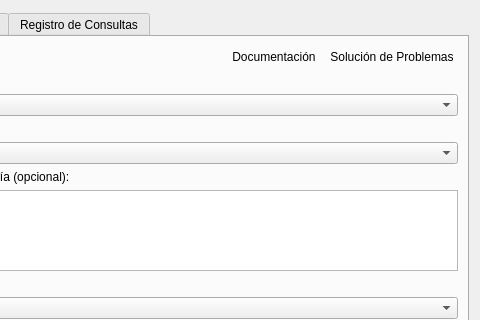
First picture: the form in censo_argentino_qgis/dialog.ui, repository nlebovits/censo-argentino-qgis, before the edit; both pictures show x 120 to 600 and y 0 to 320 of the 600 by 850 pixel window.
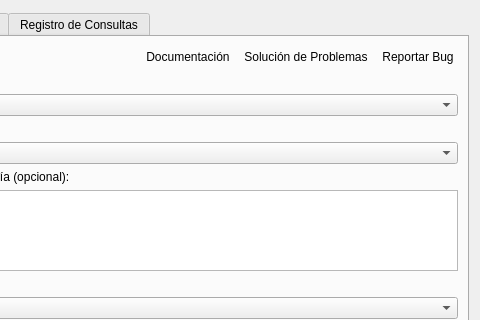
Second picture: the form after the edit.

Commit message:
Agregar botón de Reportar Bug en la interfaz del plugin
Se añade un nuevo botón "Reportar Bug" en la pestaña Explorar, junto a los
botones de Documentación y Solución de Problemas. Al hacer clic, abre
directamente la página de GitHub Issues para crear un nuevo ticket.

Esto facilita que los usuarios reporten problemas sin necesidad de buscar
manualmente el repositorio, canalizando el feedback de manera más efectiva.

```diff
--- a/censo_argentino_qgis/dialog.ui
+++ b/censo_argentino_qgis/dialog.ui
@@ -73,6 +73,19 @@
            </property>
           </widget>
          </item>
+         <item>
+          <widget class="QPushButton" name="btnReportBug">
+           <property name="text">
+            <string>Reportar Bug</string>
+           </property>
+           <property name="toolTip">
+            <string>Abrir un ticket en GitHub para reportar un problema</string>
+           </property>
+           <property name="flat">
+            <bool>true</bool>
+           </property>
+          </widget>
+         </item>
         </layout>
        </item>
        <item>
```
The commit also changes 1 other file.
